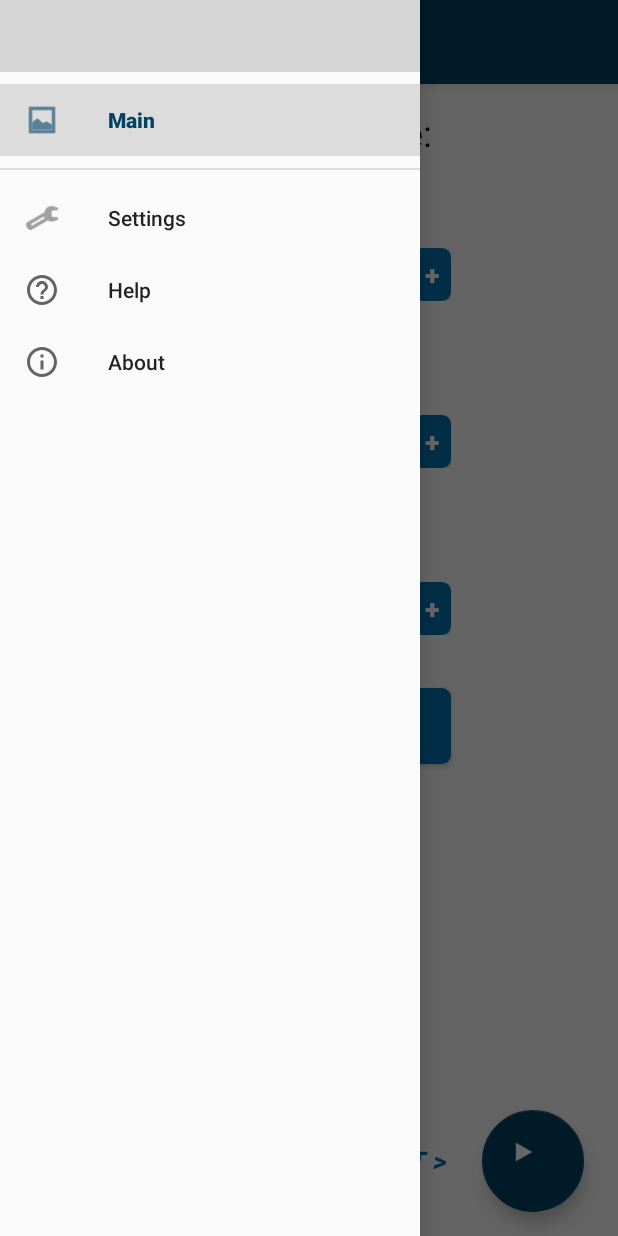
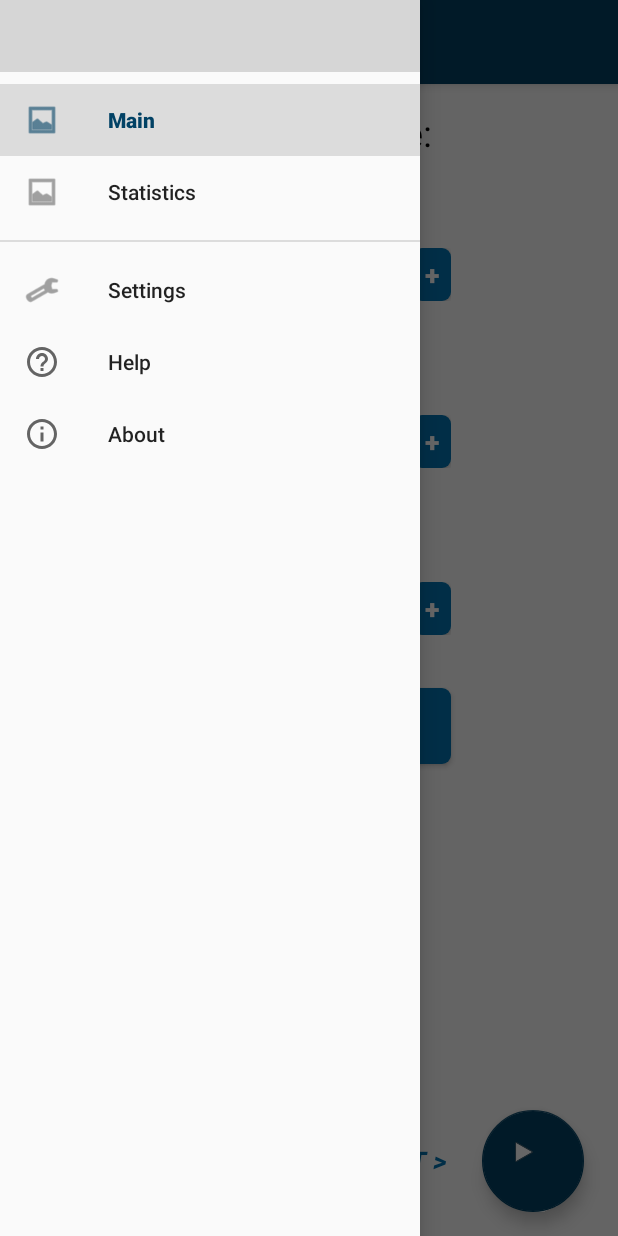
Before and after one commit to SecUSo/privacy-friendly-interval-timer, an Android app: the MainActivity screen opened directly, with no data from a screen before it, with the side drawer open, on a phone screen of 412 x 824 dp. Run offline under Robolectric (Android 15) with nearby library versions, the phone set to English and light mode, and no system bars; 1 statement that could not run was skipped; grey boxes are pictures that could not be loaded.

```diff
--- a/app/src/main/java/org/secuso/privacyfriendlytraining/activities/BaseActivity.java
+++ b/app/src/main/java/org/secuso/privacyfriendlytraining/activities/BaseActivity.java
@@ -134,10 +134,14 @@ public abstract class BaseActivity extends AppCompatActivity implements OnNaviga
         Intent intent;
 
         switch(itemId) {
-            case R.id.nav_example:
+            case R.id.nav_main:
                 intent = new Intent(this, MainActivity.class);
                 intent.setFlags(Intent.FLAG_ACTIVITY_CLEAR_TOP);
                 startActivity(intent);
+                break;
+            case R.id.nav_statistics:
+                intent = new Intent(this, StatisticsActivity.class);
+                createBackStack(intent);
                 break;
             case R.id.nav_about:
                 intent = new Intent(this, AboutActivity.class);
--- a/app/src/main/java/org/secuso/privacyfriendlytraining/activities/MainActivity.java
+++ b/app/src/main/java/org/secuso/privacyfriendlytraining/activities/MainActivity.java
@@ -14,8 +14,13 @@ import android.view.LayoutInflater;
 import android.view.View;
 import android.widget.Button;
 import android.widget.TextView;
+import android.widget.Toast;
 
+import org.json.JSONException;
 import org.secuso.privacyfriendlytraining.R;
+import org.secuso.privacyfriendlytraining.database.DatabaseExporter;
+import org.secuso.privacyfriendlytraining.database.PFASQLiteHelper;
+import org.secuso.privacyfriendlytraining.database.PFASampleDataType;
 import org.secuso.privacyfriendlytraining.services.TimerService;
 
 import java.util.ArrayList;
@@ -69,6 +74,28 @@ public class MainActivity extends BaseActivity {
         this.setsText.setText(Integer.toString(sets));
 
 
+        PFASQLiteHelper database = new PFASQLiteHelper(getBaseContext());
+        database.addSampleData(new PFASampleDataType(0, "eins.de", "hugo1", 11));
+        database.addSampleData(new PFASampleDataType(0, "zwei.de", "hugo2", 12));
+        database.addSampleData(new PFASampleDataType(0, "drei.de", "hugo3", 13));
+        database.addSampleData(new PFASampleDataType(0, "vier.de", "hugo4", 14));
+
+        DatabaseExporter porter = new DatabaseExporter(getBaseContext().getDatabasePath(PFASQLiteHelper.DATABASE_NAME).toString(), "PF_EXAMPLE_DB");
+        try {
+            porter.dbToJSON();
+
+
+
+            Toast.makeText(this, porter.dbToJSON().get("eins.de").toString(),
+                    Toast.LENGTH_LONG).show();
+
+        } catch (JSONException e) {
+            e.printStackTrace();
+        }
+
+
+
+
 //        PFASQLiteHelper database = new PFASQLiteHelper(getBaseContext());
 //        database.addSampleData(new PFASampleDataType(0, "eins.de", "hugo1", 11));
 //        database.addSampleData(new PFASampleDataType(0, "zwei.de", "hugo2", 12));
@@ -113,7 +140,7 @@ public class MainActivity extends BaseActivity {
      */
     @Override
     protected int getNavigationDrawerID() {
-        return R.id.nav_example;
+        return R.id.nav_main;
     }
 
 
--- a/app/src/main/java/org/secuso/privacyfriendlytraining/services/TimerService.java
+++ b/app/src/main/java/org/secuso/privacyfriendlytraining/services/TimerService.java
@@ -391,24 +391,20 @@ public class TimerService extends Service {
     private void playSound(int seconds, boolean workout){
 
         int soundId = 0;
-        boolean progressBarFlip = false;
         boolean isHalfTime = seconds == (int)workoutTime/2000;
 
 
         if(seconds <= 10 && workout && isVoiceCountdownWorkoutEnabled(this)){
             soundId = getResources().getIdentifier("num_"+seconds, "raw", getPackageName());
-            //progressBarFlip = progressBarColorFlip(workout, progressBarFlip);
         }
         else if(seconds <= 5 && !workout && isVoiceCountdownRestEnabled(this)){
             soundId = getResources().getIdentifier("num_"+seconds, "raw", getPackageName());
-            //progressBarFlip = progressBarColorFlip(workout, progressBarFlip);
         }
         else if(isVoiceHalfTimeEnabled(this) && workout && isHalfTime){
             soundId = getResources().getIdentifier("half_time", "raw", getPackageName());
         }
         else if(isWorkoutRythmEnabled(this) && workout && seconds != 0){
             soundId = seconds != 1 ? getResources().getIdentifier("beep", "raw", getPackageName()) : getResources().getIdentifier("beep_long", "raw", getPackageName());
-            //progressBarFlip = progressBarColorFlip(workout, progressBarFlip);
         }
 
         if(soundId != 0){
--- /dev/null
+++ b/app/src/main/res/layout-land/app_bar_main.xml
@@ -0,0 +1,51 @@
+<?xml version="1.0" encoding="utf-8"?>
+<android.support.design.widget.CoordinatorLayout
+    xmlns:android="http://schemas.android.com/apk/res/android"
+    xmlns:app="http://schemas.android.com/apk/res-auto"
+    xmlns:tools="http://schemas.android.com/tools"
+    android:layout_width="match_parent"
+    android:layout_height="match_parent"
+    android:fitsSystemWindows="true"
+    tools:context="org.secuso.privacyfriendlytraining.activities.MainActivity">
+
+    <include layout="@layout/toolbar"/>
+
+    <include layout="@layout/content_main"
+        android:id="@+id/include2" />
+
+
+    <LinearLayout
+        android:layout_width="wrap_content"
+        android:layout_height="wrap_content"
+        android:layout_gravity="center_vertical|right"
+        android:weightSum="1"
+        app:layout_anchor="@+id/include2"
+        app:layout_anchorGravity="bottom|right">
+
+        <TextView
+            android:id="@+id/main_text_rest_interval"
+            android:layout_width="wrap_content"
+            android:layout_height="match_parent"
+            android:layout_weight="1"
+            android:gravity="center"
+            android:text="@string/main_text_start"
+            android:textColor="@color/colorAccent"
+            android:textSize="18sp"
+            android:textStyle="bold|italic"
+            app:layout_anchor="@+id/include2"
+            app:layout_anchorGravity="bottom|left" />
+
+        <android.support.design.widget.FloatingActionButton
+            android:id="@+id/start_workout"
+            android:layout_width="69dp"
+            android:layout_height="68dp"
+            android:layout_gravity="bottom"
+            android:layout_margin="@dimen/fab_margin"
+            android:background="@drawable/button_fullwidth"
+            android:onClick="onClick"
+            android:src="@drawable/ic_media_embed_play"
+            app:backgroundTint="@color/colorPrimary" />
+
+    </LinearLayout>
+
+</android.support.design.widget.CoordinatorLayout>
--- /dev/null
+++ b/app/src/main/res/layout-land/content_main.xml
@@ -0,0 +1,261 @@
+<?xml version="1.0" encoding="utf-8"?>
+<LinearLayout xmlns:android="http://schemas.android.com/apk/res/android"
+    xmlns:app="http://schemas.android.com/apk/res-auto"
+    xmlns:tools="http://schemas.android.com/tools"
+    android:id="@+id/main_content"
+    style="@style/AlertDialog.AppCompat"
+    android:layout_width="match_parent"
+    android:layout_height="match_parent"
+    android:orientation="vertical"
+    android:paddingBottom="@dimen/activity_vertical_margin"
+    android:paddingLeft="@dimen/activity_horizontal_margin"
+    android:paddingRight="@dimen/activity_horizontal_margin"
+    android:paddingTop="@dimen/activity_vertical_margin"
+    android:weightSum="1"
+    app:layout_behavior="@string/appbar_scrolling_view_behavior"
+    tools:context="org.secuso.privacyfriendlytraining.activities.MainActivity"
+    tools:showIn="@layout/app_bar_main">
+
+    <TextView
+        android:id="@+id/main_text_title"
+        android:layout_width="match_parent"
+        android:layout_height="wrap_content"
+        android:layout_marginBottom="5dp"
+        android:gravity="center"
+        android:text="@string/main_text_title"
+        android:textColor="@color/black"
+        android:textSize="24sp" />
+
+
+    <LinearLayout
+        android:layout_width="wrap_content"
+        android:layout_height="wrap_content"
+        android:layout_gravity="center"
+        android:layout_marginBottom="5dp"
+        android:orientation="horizontal">
+
+        <TextView
+            android:id="@+id/main_text_rest_interval"
+            android:layout_width="190dp"
+            android:layout_height="wrap_content"
+            android:gravity="top|center"
+            android:text="@string/main_text_rest_interval"
+            android:textColor="@color/black"
+            android:textSize="18sp" />
+
+        <LinearLayout
+            android:layout_width="60dp"
+            android:layout_height="match_parent"
+            android:layout_weight="0"
+            android:orientation="horizontal"></LinearLayout>
+
+        <TextView
+            android:id="@+id/main_text_work_interval"
+            android:layout_width="190dp"
+            android:layout_height="wrap_content"
+            android:gravity="center"
+            android:text="@string/main_text_work_interval"
+            android:textColor="@color/black"
+            android:textSize="18sp" />
+    </LinearLayout>
+
+    <LinearLayout
+        android:layout_width="wrap_content"
+        android:layout_height="wrap_content"
+        android:layout_gravity="center"
+        android:orientation="horizontal">
+
+        <LinearLayout
+            android:layout_width="190dp"
+            android:layout_height="wrap_content"
+            android:gravity="fill_vertical"
+            android:orientation="horizontal">
+
+            <Button
+                android:id="@+id/main_rest_interval_minus"
+                android:layout_width="25dp"
+                android:layout_height="35dp"
+                android:layout_alignEnd="@+id/textView1"
+                android:layout_alignParentBottom="true"
+                android:layout_marginEnd="0dp"
+                android:background="@drawable/button_normal"
+                android:onClick="onClick"
+                android:text="-"
+                android:textColor="@color/white"
+                android:textSize="18sp"
+                android:textStyle="bold" />
+
+            <TextView
+                android:id="@+id/main_rest_interval_time"
+                android:layout_width="wrap_content"
+                android:layout_height="35dp"
+                android:layout_alignBaseline="@+id/main_workout_interval_minus"
+                android:layout_alignBottom="@+id/main_workout_interval_minus"
+                android:layout_toStartOf="@+id/main_workout_interval_plus"
+                android:layout_weight="0.11"
+                android:gravity="center"
+                android:text="00 : 00"
+                android:textColor="@color/black"
+                android:textSize="24sp"
+                android:textStyle="bold" />
+
+            <Button
+                android:id="@+id/main_rest_interval_plus"
+                android:layout_width="25dp"
+                android:layout_height="35dp"
+                android:layout_alignEnd="@+id/main_text_work_interval"
+                android:layout_alignParentBottom="true"
+                android:layout_marginEnd="0dp"
+                android:background="@drawable/button_normal"
+                android:onClick="onClick"
+                android:text="+"
+                android:textColor="@color/white"
+                android:textSize="18sp"
+                android:textStyle="bold" />
+
+        </LinearLayout>
+
+        <LinearLayout
+            android:layout_width="60dp"
+            android:layout_height="match_parent"
+            android:layout_weight="0"
+            android:orientation="horizontal"></LinearLayout>
+
+        <LinearLayout
+            android:layout_width="190dp"
+            android:layout_height="wrap_content"
+            android:elevation="1dp"
+            android:orientation="horizontal">
+
+            <Button
+                android:id="@+id/main_workout_interval_minus"
+                android:layout_width="25dp"
+                android:layout_height="35dp"
+                android:layout_alignEnd="@+id/textView1"
+                android:layout_alignParentBottom="true"
+                android:layout_gravity="center"
+                android:layout_marginEnd="0dp"
+                android:background="@drawable/button_normal"
+                android:onClick="onClick"
+                android:text="-"
+                android:textColor="@color/white"
+                android:textSize="18sp"
+                android:textStyle="bold" />
+
+            <TextView
+                android:id="@+id/main_workout_interval_time"
+                android:layout_width="wrap_content"
+                android:layout_height="35dp"
+                android:layout_alignBaseline="@+id/main_workout_interval_minus"
+                android:layout_alignBottom="@+id/main_workout_interval_minus"
+                android:layout_toStartOf="@+id/main_workout_interval_plus"
+                android:layout_weight="2.06"
+                android:gravity="center"
+                android:text="00 : 00"
+                android:textColor="@color/black"
+                android:textSize="24sp"
+                android:textStyle="bold" />
+
+            <Button
+                android:id="@+id/main_workout_interval_plus"
+                android:layout_width="25dp"
+                android:layout_height="35dp"
+                android:layout_alignEnd="@+id/main_text_work_interval"
+                android:layout_alignParentBottom="true"
+                android:layout_gravity="center"
+                android:layout_marginEnd="0dp"
+                android:background="@drawable/button_normal"
+                android:onClick="onClick"
+                android:text="+"
+                android:textColor="@color/white"
+                android:textSize="18sp"
+                android:textStyle="bold" />
+
+        </LinearLayout>
+    </LinearLayout>
+
+
+    <TextView
+        android:id="@+id/main_text_sets"
+        android:layout_width="match_parent"
+        android:layout_height="wrap_content"
+        android:layout_marginBottom="5dp"
+        android:layout_marginTop="15dp"
+        android:gravity="center"
+        android:text="@string/main_text_sets"
+        android:textColor="@color/black"
+        android:textSize="18sp" />
+
+    <LinearLayout
+        android:layout_width="190dp"
+        android:layout_height="wrap_content"
+        android:layout_gravity="center"
+        android:gravity="fill_vertical"
+        android:orientation="horizontal">
+
+        <Button
+            android:id="@+id/main_sets_minus"
+            android:layout_width="25dp"
+            android:layout_height="35dp"
+            android:layout_alignEnd="@+id/textView1"
+            android:layout_alignParentBottom="true"
+            android:layout_marginEnd="0dp"
+            android:background="@drawable/button_normal"
+            android:onClick="onClick"
+            android:text="-"
+            android:textColor="@color/white"
+            android:textSize="18sp"
+            android:textStyle="bold" />
+
+        <TextView
+            android:id="@+id/main_sets_amount"
+            android:layout_width="wrap_content"
+            android:layout_height="35dp"
+            android:layout_alignBaseline="@+id/main_workout_interval_minus"
+            android:layout_alignBottom="@+id/main_workout_interval_minus"
+            android:layout_toStartOf="@+id/main_workout_interval_plus"
+            android:layout_weight="0.11"
+            android:gravity="center"
+            android:text="0"
+            android:textColor="@color/black"
+            android:textSize="24sp"
+            android:textStyle="bold" />
+
+        <Button
+            android:id="@+id/main_sets_plus"
+            android:layout_width="25dp"
+            android:layout_height="35dp"
+            android:layout_alignEnd="@+id/main_text_work_interval"
+            android:layout_alignParentBottom="true"
+            android:layout_marginEnd="0dp"
+            android:background="@drawable/button_normal"
+            android:onClick="onClick"
+            android:text="+"
+            android:textColor="@color/white"
+            android:textSize="18sp"
+            android:textStyle="bold" />
+    </LinearLayout>
+
+    <Button
+        android:id="@+id/main_block_periodization"
+        android:layout_width="190dp"
+        android:layout_height="wrap_content"
+        android:layout_gravity="center"
+        android:layout_marginBottom="@dimen/activity_vertical_margin"
+        android:layout_marginLeft="0dp"
+        android:layout_marginRight="0dp"
+        android:layout_marginTop="15dp"
+        android:background="@drawable/button_normal"
+        android:elevation="0dp"
+        android:onClick="onClick"
+        android:text="@string/main_block_periodization"
+        android:textColor="@color/white"
+        android:textSize="20sp" />
+
+    <LinearLayout
+        android:layout_width="match_parent"
+        android:layout_height="wrap_content"
+        android:paddingBottom="@dimen/activity_vertical_margin"
+        android:weightSum="5"></LinearLayout>
+
+</LinearLayout>
--- a/app/src/main/res/menu/activity_main_drawer.xml
+++ b/app/src/main/res/menu/activity_main_drawer.xml
@@ -4,9 +4,13 @@
     <group android:id="@+id/nav_group_main"
         android:checkableBehavior="all">
         <item
-            android:id="@+id/nav_example"
+            android:id="@+id/nav_main"
             android:icon="@drawable/ic_menu_gallery"
             android:title="@string/action_main" />
+        <item
+            android:id="@+id/nav_statistics"
+            android:icon="@drawable/ic_menu_gallery"
+            android:title="@string/action_statistics" />
     </group>
 
     <group android:id="@+id/nav_group_add"
--- a/app/src/main/res/values/strings.xml
+++ b/app/src/main/res/values/strings.xml
@@ -10,12 +10,13 @@
     <string name="set">Set</string>
 
 
-
     <!-- ###DRAWER###-->
     <string name="action_help">Help</string>
     <string name="action_about">About</string>
     <string name="action_settings">Settings</string>
     <string name="action_main">Main</string>
+    <string name="action_statistics">Statistics</string>
+
 
     <string name="navigation_drawer_open">Open navigation drawer</string>
     <string name="navigation_drawer_close">Close navigation drawer</string>
@@ -152,5 +153,6 @@ Ne albucius perfecto adolescens eum, id choro assueverit mea, sed viris constitu
     <string name="next">Next</string>
     <string name="skip">Skip</string>
     <string name="title_activity_workout">Workout</string>
+    <string name="title_activity_statistics">Statistics</string>
 
 </resources>
```
Also changed, not shown: app/src/main/AndroidManifest.xml (+13 -4 lines), app/src/main/java/org/secuso/privacyfriendlytraining/activities/StatisticsActivity.java (added, +32 -0 lines), app/src/main/java/org/secuso/privacyfriendlytraining/activities/WorkoutActivity.java (+8 -0 lines), app/src/main/res/layout-land/activity_workout.xml (added, +38 -0 lines), app/src/main/res/layout-land/block_periodization.xml (added, +143 -0 lines), app/src/main/res/layout-land/content_workout.xml (added, +104 -0 lines), app/src/main/res/layout/activity_statistics.xml (added, +34 -0 lines), app/src/main/res/layout/content_statistics.xml (added, +11 -0 lines), 1 other file.
